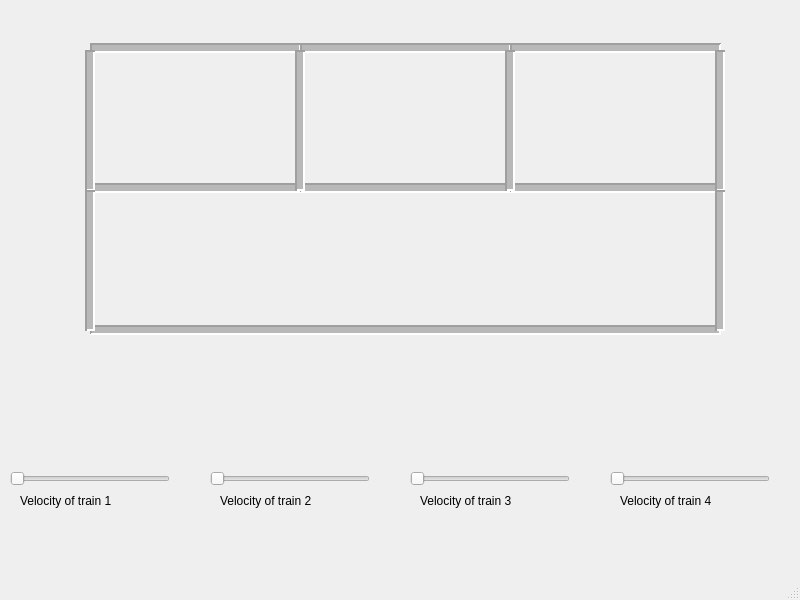
Qt form TrainProject/mainwindow.ui (Cogitus/little-train-threads) before a commit.
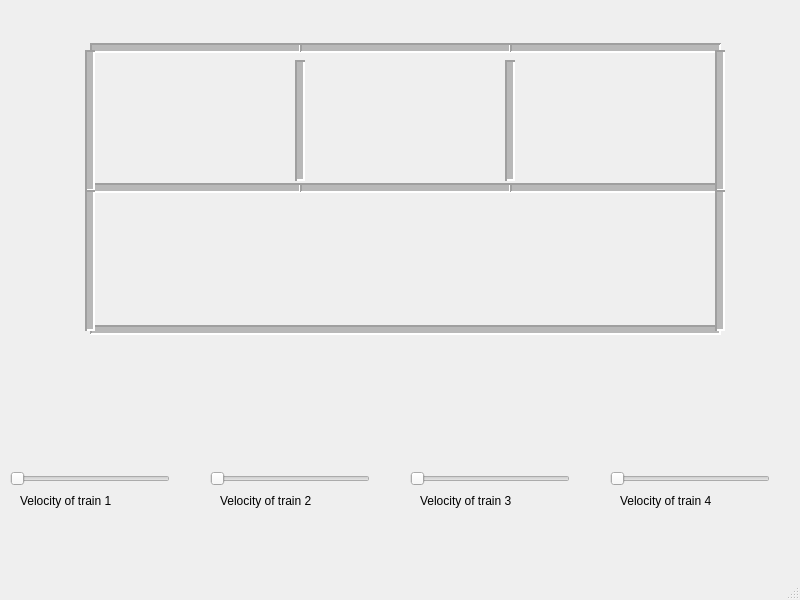
The same form after that commit.

Diff of the .ui file:
```diff
--- a/TrainProject/mainwindow.ui
+++ b/TrainProject/mainwindow.ui
@@ -283,9 +283,9 @@
     <property name="geometry">
      <rect>
       <x>290</x>
-      <y>50</y>
+      <y>60</y>
       <width>20</width>
-      <height>141</height>
+      <height>121</height>
      </rect>
     </property>
     <property name="lineWidth">
@@ -302,9 +302,9 @@
     <property name="geometry">
      <rect>
       <x>500</x>
-      <y>50</y>
+      <y>60</y>
       <width>20</width>
-      <height>141</height>
+      <height>121</height>
      </rect>
     </property>
     <property name="lineWidth">
```
